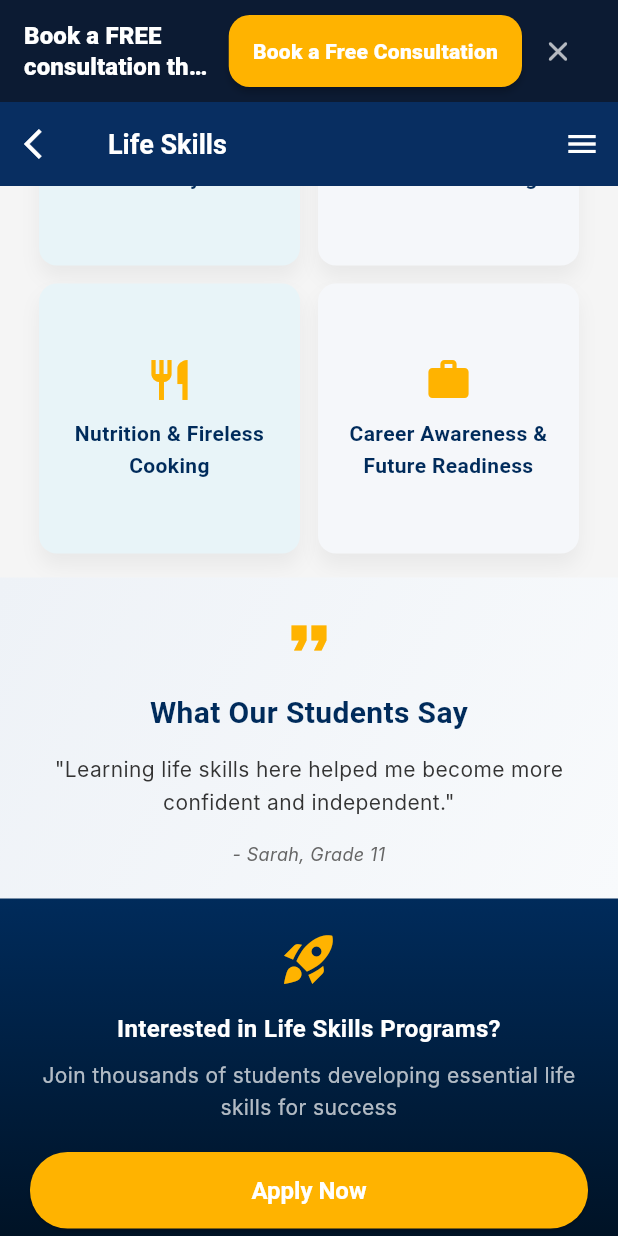
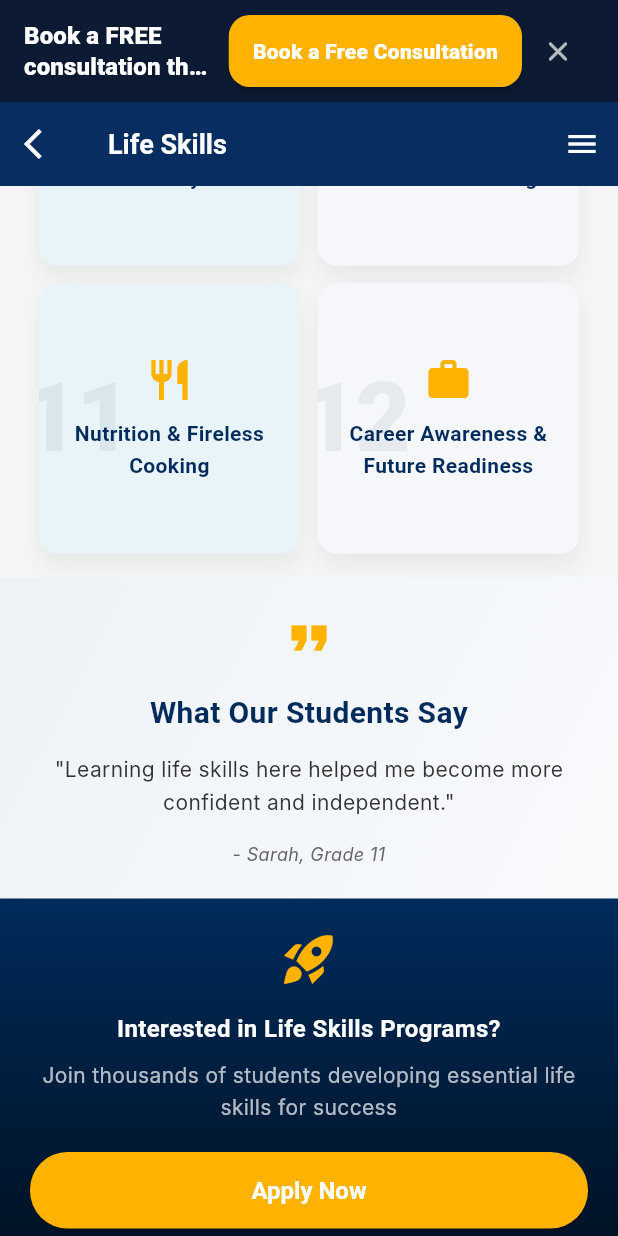
Before and after one commit to Ishi17/incendia2, a Flutter app: the LifeSkillsPage screen opened by its route, scrolled down 1152 dp, on a phone screen of 412 x 824 dp. Run offline on Flutter 3.47's test engine with Material 3 defaults, Android fonts, the phone set to English and light mode, and no system bars; our stand-ins replace animated_text_kit; missing offline and left inert: dart:html, flutter_window_close; Roboto replaces fonts that are missing (Inter, Poppins).

Commit message:
numbers on life skills page

```diff
--- a/lib/pages/life_skills_page.dart
+++ b/lib/pages/life_skills_page.dart
@@ -168,7 +168,11 @@ class LifeSkillsPage extends StatelessWidget {
             spacing: isMobile ? 12 : isTablet ? 16 : 20,
             runSpacing: isMobile ? 12 : isTablet ? 16 : 20,
             alignment: WrapAlignment.center,
-            children: skills.map<Widget>((skillData) {
+            children: skills.asMap().entries.map<Widget>((entry) {
+              final index = entry.key;
+              final skillData = entry.value;
+              final rank = index + 1;
+
               return SizedBox(
                 width: isMobile
                     ? (constraints.maxWidth - 32) / 2
@@ -180,6 +184,7 @@ class LifeSkillsPage extends StatelessWidget {
                   description: skillData['description']!,
                   icon: skillData['icon'],
                   color: skillData['color'],
+                  rank: rank,
                 ),
               );
             }).toList(),
@@ -339,8 +344,9 @@ class SkillCard extends StatefulWidget {
   final String description;
   final IconData icon;
   final Color color;
+  final int? rank;
 
-  const SkillCard({required this.title, required this.description, required this.icon, required this.color, super.key});
+  const SkillCard({required this.title, required this.description, required this.icon, required this.color, this.rank, super.key});
 
   @override
   _SkillCardState createState() => _SkillCardState();
@@ -439,6 +445,7 @@ class _SkillCardState extends State<SkillCard> with SingleTickerProviderStateMix
   Widget build(BuildContext context) {
     final isMobile = MediaQuery.of(context).size.width < 768;
     final isTablet = MediaQuery.of(context).size.width >= 768 && MediaQuery.of(context).size.width < 1024;
+    final rankText = widget.rank != null ? widget.rank!.toString().padLeft(2, '0') : null;
 
     Widget content = AnimatedBuilder(
         animation: _animation,
@@ -447,6 +454,8 @@ class _SkillCardState extends State<SkillCard> with SingleTickerProviderStateMix
           final lift = 6.0 * _animation.value;
           final shadowOpacity = 0.05 + (0.15 * _animation.value);
           final shadowBlur = 10.0 + (12.0 * _animation.value);
+          final rankOpacity = isHovered ? 0.11 : (isMobile ? 0.06 : 0.08);
+          final rankScale = isHovered ? 1.05 : 1.0;
 
           return Transform.translate(
             offset: Offset(0, -lift),
@@ -456,6 +465,7 @@ class _SkillCardState extends State<SkillCard> with SingleTickerProviderStateMix
               child: Container(
                 width: double.infinity,
                 height: isMobile ? 180 : isTablet ? 200 : 220,
+                clipBehavior: Clip.hardEdge,
                 decoration: BoxDecoration(
                   color: widget.color,
                   borderRadius: BorderRadius.circular(isMobile ? 12 : 16),
@@ -467,6 +477,42 @@ class _SkillCardState extends State<SkillCard> with SingleTickerProviderStateMix
                     ),
                   ],
                 ),
+                child: Stack(
+                  children: [
+                    if (rankText != null)
+                      Positioned.fill(
+                        child: IgnorePointer(
+                          child: Align(
+                            alignment: Alignment.centerLeft,
+                            child: Transform.translate(
+                              offset: Offset(isMobile ? -10 : -14, 0),
+                              child: AnimatedOpacity(
+                                duration: const Duration(milliseconds: 180),
+                                opacity: rankOpacity,
+                                child: AnimatedScale(
+                                  duration: const Duration(milliseconds: 180),
+                                  scale: rankScale,
+                                  child: Text(
+                                    rankText,
+                                    style: TextStyle(
+                                      fontSize: isMobile
+                                          ? 64
+                                          : isTablet
+                                              ? 90
+                                              : 120,
+                                      fontWeight: FontWeight.w900,
+                                      color: const Color(0xFF0A1F3F),
+                                      height: 0.95,
+                                      letterSpacing: -1.5,
+                                    ),
+                                  ),
+                                ),
+                              ),
+                            ),
+                          ),
+                        ),
+                      ),
+                    Positioned.fill(
                       child: AnimatedSwitcher(
                         duration: Duration(milliseconds: 200),
                         switchInCurve: Curves.easeIn,
@@ -477,6 +523,9 @@ class _SkillCardState extends State<SkillCard> with SingleTickerProviderStateMix
                         child: isHovered
                             ? Container(key: ValueKey('back'), child: _buildBack())
                             : Container(key: ValueKey('front'), child: _buildFront()),
+                      ),
+                    ),
+                  ],
                 ),
               ),
             ),
```
Lines whose indentation alone changed are shown as unchanged.
